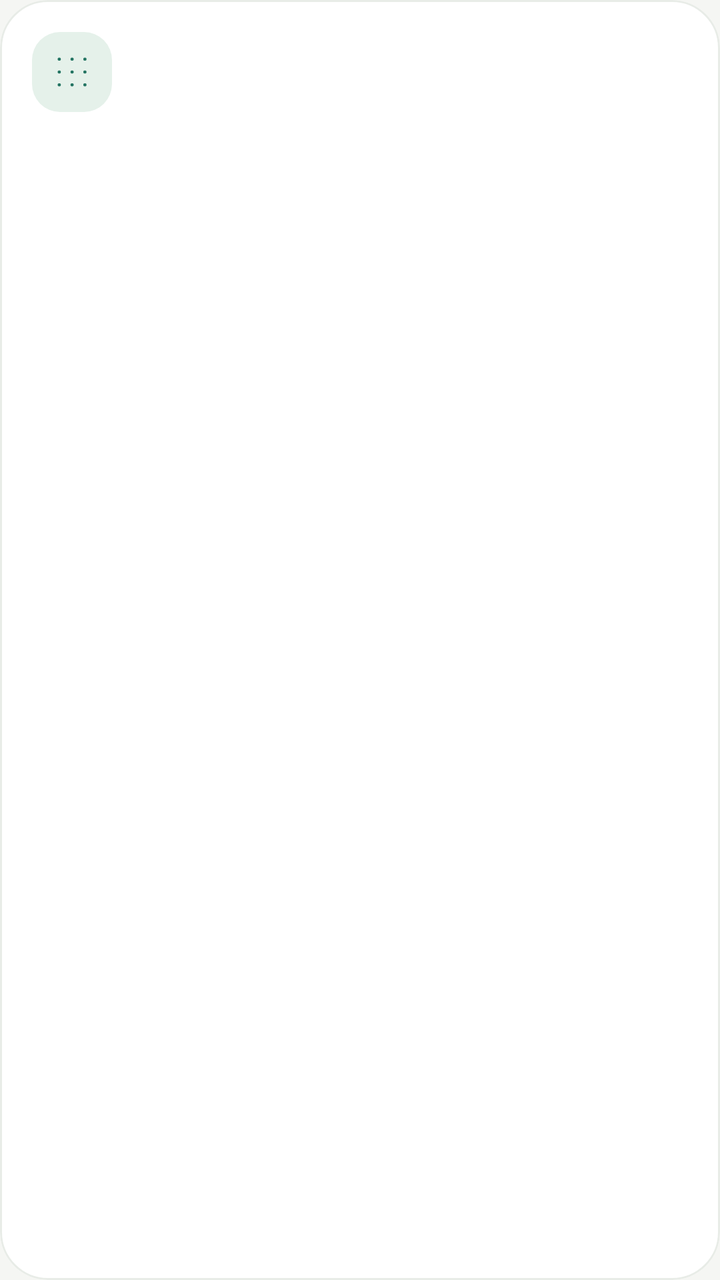
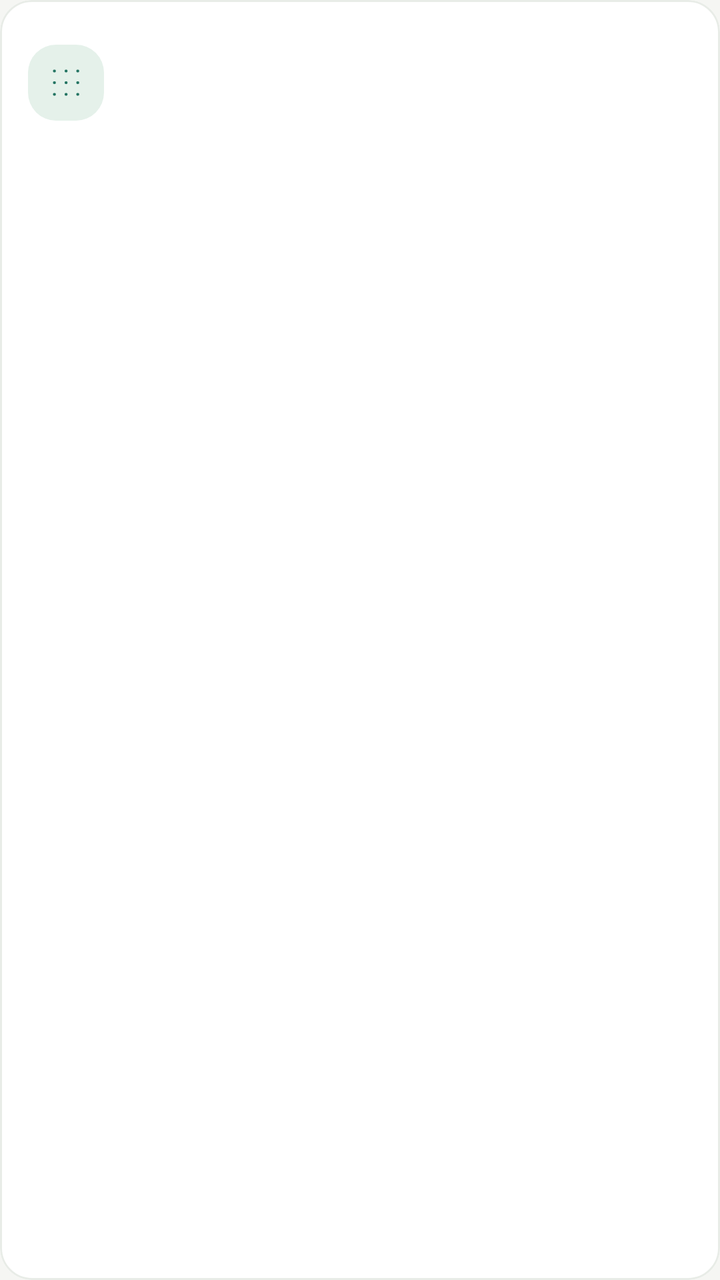

Before-and-after screenshots of an Android layout around one commit, followed by the original layout XML and the change that was made.
<!-- AndroidManifest.xml: application theme Theme.LightLedger -->
<!-- res/layout/row_transaction.xml -->
<com.google.android.material.card.MaterialCardView xmlns:android="http://schemas.android.com/apk/res/android" style="@style/LedgerCard" android:layout_width="match_parent" android:layout_height="wrap_content" android:layout_marginBottom="10dp" android:clickable="true" android:focusable="true">
    <LinearLayout android:layout_width="match_parent" android:layout_height="wrap_content" android:orientation="vertical" android:padding="16dp">
        <LinearLayout android:layout_width="match_parent" android:layout_height="wrap_content" android:gravity="center_vertical">
            <ImageView android:id="@+id/categoryIcon" android:layout_width="40dp" android:layout_height="40dp" android:background="@drawable/bg_badge" android:padding="9dp" android:src="@drawable/ic_other" android:importantForAccessibility="no"/>
            <TextView android:id="@+id/title" android:layout_width="0dp" android:layout_height="wrap_content" android:layout_marginStart="12dp" android:layout_weight="1" android:ellipsize="end" android:maxLines="2" android:textColor="?attr/colorOnSurface" android:textSize="16sp" android:fontFamily="sans-serif-medium"/>
            <CheckBox android:id="@+id/selectionCheck" android:layout_width="48dp" android:layout_height="48dp" android:clickable="false" android:focusable="false" android:importantForAccessibility="no" android:visibility="gone"/>
        </LinearLayout>
        <TextView android:id="@+id/subtitle" style="@style/LedgerCaption" android:layout_width="match_parent" android:layout_height="wrap_content" android:layout_marginTop="12dp"/>
        <TextView android:id="@+id/notePreview" style="@style/LedgerCaption" android:layout_width="match_parent" android:layout_height="wrap_content" android:layout_marginTop="8dp" android:maxLines="2" android:ellipsize="end" android:visibility="gone" />
        <LinearLayout android:layout_width="match_parent" android:layout_height="wrap_content" android:layout_marginTop="5dp" android:gravity="center_vertical">
            <TextView android:id="@+id/timestamp" style="@style/LedgerCaption" android:layout_width="0dp" android:layout_height="wrap_content" android:layout_weight="1" android:textSize="11sp"/>
            <TextView android:id="@+id/amount" android:layout_width="wrap_content" android:layout_height="wrap_content" android:layout_marginStart="8dp" android:textColor="?attr/colorOnSurface" android:textSize="20sp" android:fontFamily="sans-serif-medium"/>
        </LinearLayout>
    </LinearLayout>
</com.google.android.material.card.MaterialCardView>
<!-- resources referenced by this layout -->
<resources>
  <!-- drawable bg_badge (drawable) -->
  <shape xmlns:android="http://schemas.android.com/apk/res/android"><solid android:color="?attr/ledgerSoft"/><corners android:radius="14dp"/></shape>
  <!-- drawable ic_other (drawable) -->
  <vector xmlns:android="http://schemas.android.com/apk/res/android" android:width="24dp" android:height="24dp" android:viewportWidth="24" android:viewportHeight="24"><path android:pathData="M5,5 L5.1,5 M12,5 L12.1,5 M19,5 L19.1,5 M5,12 L5.1,12 M12,12 L12.1,12 M19,12 L19.1,12 M5,19 L5.1,19 M12,19 L12.1,19 M19,19 L19.1,19" android:fillColor="@android:color/transparent" android:strokeColor="?attr/colorPrimary" android:strokeWidth="1.7" android:strokeLineCap="round" android:strokeLineJoin="round"/></vector>
  <style name="LedgerCaption"><item name="android:textColor">?attr/ledgerMuted</item><item name="android:textSize">13sp</item><item name="android:lineSpacingExtra">3dp</item></style>
  <style name="LedgerCard" parent="Widget.MaterialComponents.CardView">
          <item name="cardCornerRadius">24dp</item><item name="cardElevation">0dp</item><item name="cardBackgroundColor">@color/white</item>
          <item name="strokeColor">?attr/ledgerBorder</item><item name="strokeWidth">1dp</item>
      </style>
  <color name="white">#FFFFFF</color>
  <color name="ledger_teal">#237462</color>
  <color name="ledger_teal_dark">#184D40</color>
  <color name="ledger_ink">#1C302B</color>
  <color name="ledger_background">#F5F6F3</color>
  <color name="ledger_teal_soft">#E5F1EA</color>
  <color name="ledger_muted">#697A73</color>
  <color name="ledger_border">#E8ECE7</color>
  <style name="LedgerWindowAnimation" parent="android:style/Animation.Activity">
          <item name="android:activityOpenEnterAnimation">@null</item>
          <item name="android:activityOpenExitAnimation">@null</item>
          <item name="android:activityCloseEnterAnimation">@null</item>
          <item name="android:activityCloseExitAnimation">@null</item>
      </style>
  <style name="LedgerButton" parent="Widget.MaterialComponents.Button">
          <item name="cornerRadius">16dp</item><item name="android:minHeight">52dp</item><item name="android:textAllCaps">false</item>
          <item name="android:textSize">15sp</item><item name="android:fontFamily">sans-serif-medium</item><item name="android:paddingHorizontal">16dp</item>
          <item name="android:insetTop">3dp</item><item name="android:insetBottom">3dp</item>
      </style>
  <style name="LedgerInput" parent="Widget.MaterialComponents.TextInputLayout.OutlinedBox">
          <item name="boxCornerRadiusTopStart">14dp</item><item name="boxCornerRadiusTopEnd">14dp</item><item name="boxCornerRadiusBottomStart">14dp</item><item name="boxCornerRadiusBottomEnd">14dp</item>
          <item name="boxBackgroundColor">@color/white</item><item name="boxStrokeColor">?attr/colorPrimary</item>
      </style>
  <!-- unchanged entries left out for length: 1 -->
</resources>

<!-- the commit's change to res/layout/row_transaction.xml (unified diff, before → after) -->
@@ -1,15 +1,89 @@
-<com.google.android.material.card.MaterialCardView xmlns:android="http://schemas.android.com/apk/res/android" style="@style/LedgerCard" android:layout_width="match_parent" android:layout_height="wrap_content" android:layout_marginBottom="10dp" android:clickable="true" android:focusable="true">
-    <LinearLayout android:layout_width="match_parent" android:layout_height="wrap_content" android:orientation="vertical" android:padding="16dp">
-        <LinearLayout android:layout_width="match_parent" android:layout_height="wrap_content" android:gravity="center_vertical">
-            <ImageView android:id="@+id/categoryIcon" android:layout_width="40dp" android:layout_height="40dp" android:background="@drawable/bg_badge" android:padding="9dp" android:src="@drawable/ic_other" android:importantForAccessibility="no"/>
-            <TextView android:id="@+id/title" android:layout_width="0dp" android:layout_height="wrap_content" android:layout_marginStart="12dp" android:layout_weight="1" android:ellipsize="end" android:maxLines="2" android:textColor="?attr/colorOnSurface" android:textSize="16sp" android:fontFamily="sans-serif-medium"/>
-            <CheckBox android:id="@+id/selectionCheck" android:layout_width="48dp" android:layout_height="48dp" android:clickable="false" android:focusable="false" android:importantForAccessibility="no" android:visibility="gone"/>
+<?xml version="1.0" encoding="utf-8"?>
+<com.google.android.material.card.MaterialCardView xmlns:android="http://schemas.android.com/apk/res/android"
+    xmlns:app="http://schemas.android.com/apk/res-auto"
+    style="@style/LedgerCard"
+    android:layout_width="match_parent"
+    android:layout_height="wrap_content"
+    android:layout_marginBottom="8dp"
+    android:clickable="true"
+    android:focusable="true"
+    app:cardCornerRadius="16dp">
+    <LinearLayout
+        android:layout_width="match_parent"
+        android:layout_height="wrap_content"
+        android:gravity="center_vertical"
+        android:orientation="horizontal"
+        android:paddingHorizontal="14dp"
+        android:paddingVertical="12dp">
+        <ImageView
+            android:id="@+id/categoryIcon"
+            android:layout_width="38dp"
+            android:layout_height="38dp"
+            android:background="@drawable/bg_badge"
+            android:importantForAccessibility="no"
+            android:padding="9dp"
+            android:src="@drawable/ic_other" />
+        <CheckBox
+            android:id="@+id/selectionCheck"
+            android:layout_width="40dp"
+            android:layout_height="48dp"
+            android:clickable="false"
+            android:focusable="false"
+            android:importantForAccessibility="no"
+            android:visibility="gone" />
+        <LinearLayout
+            android:layout_width="0dp"
+            android:layout_height="wrap_content"
+            android:layout_marginStart="12dp"
+            android:layout_weight="1"
+            android:orientation="vertical">
+            <TextView
+                android:id="@+id/title"
+                android:layout_width="match_parent"
+                android:layout_height="wrap_content"
+                android:ellipsize="end"
+                android:fontFamily="sans-serif-medium"
+                android:maxLines="2"
+                android:textColor="?attr/colorOnSurface"
+                android:textSize="16sp" />
+            <TextView
+                android:id="@+id/subtitle"
+                style="@style/LedgerCaption"
+                android:layout_width="match_parent"
+                android:layout_height="wrap_content"
+                android:layout_marginTop="3dp"
+                android:ellipsize="end"
+                android:maxLines="1"
+                android:textSize="12sp" />
+            <TextView
+                android:id="@+id/notePreview"
+                style="@style/LedgerCaption"
+                android:layout_width="match_parent"
+                android:layout_height="wrap_content"
+                android:layout_marginTop="3dp"
+                android:ellipsize="end"
+                android:maxLines="2"
+                android:textSize="12sp"
+                android:visibility="gone" />
+            <TextView
+                android:id="@+id/timestamp"
+                style="@style/LedgerCaption"
+                android:layout_width="match_parent"
+                android:layout_height="wrap_content"
+                android:layout_marginTop="3dp"
+                android:maxLines="1"
+                android:textSize="11sp" />
         </LinearLayout>
-        <TextView android:id="@+id/subtitle" style="@style/LedgerCaption" android:layout_width="match_parent" android:layout_height="wrap_content" android:layout_marginTop="12dp"/>
-        <TextView android:id="@+id/notePreview" style="@style/LedgerCaption" android:layout_width="match_parent" android:layout_height="wrap_content" android:layout_marginTop="8dp" android:maxLines="2" android:ellipsize="end" android:visibility="gone" />
-        <LinearLayout android:layout_width="match_parent" android:layout_height="wrap_content" android:layout_marginTop="5dp" android:gravity="center_vertical">
-            <TextView android:id="@+id/timestamp" style="@style/LedgerCaption" android:layout_width="0dp" android:layout_height="wrap_content" android:layout_weight="1" android:textSize="11sp"/>
-            <TextView android:id="@+id/amount" android:layout_width="wrap_content" android:layout_height="wrap_content" android:layout_marginStart="8dp" android:textColor="?attr/colorOnSurface" android:textSize="20sp" android:fontFamily="sans-serif-medium"/>
-        </LinearLayout>
+        <TextView
+            android:id="@+id/amount"
+            android:layout_width="wrap_content"
+            android:layout_height="wrap_content"
+            android:layout_marginStart="8dp"
+            android:fontFamily="sans-serif-medium"
+            android:fontFeatureSettings="tnum"
+            android:gravity="end"
+            android:maxLines="1"
+            android:textColor="?attr/colorOnSurface"
+            android:textSize="19sp" />
     </LinearLayout>
 </com.google.android.material.card.MaterialCardView>
<!-- resource entries referenced after the edit -->
@@ -6,7 +6,7 @@
   <vector xmlns:android="http://schemas.android.com/apk/res/android" android:width="24dp" android:height="24dp" android:viewportWidth="24" android:viewportHeight="24"><path android:pathData="M5,5 L5.1,5 M12,5 L12.1,5 M19,5 L19.1,5 M5,12 L5.1,12 M12,12 L12.1,12 M19,12 L19.1,12 M5,19 L5.1,19 M12,19 L12.1,19 M19,19 L19.1,19" android:fillColor="@android:color/transparent" android:strokeColor="?attr/colorPrimary" android:strokeWidth="1.7" android:strokeLineCap="round" android:strokeLineJoin="round"/></vector>
   <style name="LedgerCaption"><item name="android:textColor">?attr/ledgerMuted</item><item name="android:textSize">13sp</item><item name="android:lineSpacingExtra">3dp</item></style>
   <style name="LedgerCard" parent="Widget.MaterialComponents.CardView">
-          <item name="cardCornerRadius">24dp</item><item name="cardElevation">0dp</item><item name="cardBackgroundColor">@color/white</item>
+          <item name="cardCornerRadius">18dp</item><item name="cardElevation">0dp</item><item name="cardBackgroundColor">@color/white</item>
           <item name="strokeColor">?attr/ledgerBorder</item><item name="strokeWidth">1dp</item>
       </style>
   <color name="white">#FFFFFF</color>
@@ -24,7 +24,7 @@
           <item name="android:activityCloseExitAnimation">@null</item>
       </style>
   <style name="LedgerButton" parent="Widget.MaterialComponents.Button">
-          <item name="cornerRadius">16dp</item><item name="android:minHeight">52dp</item><item name="android:textAllCaps">false</item>
+          <item name="cornerRadius">14dp</item><item name="android:minHeight">52dp</item><item name="android:textAllCaps">false</item>
           <item name="android:textSize">15sp</item><item name="android:fontFamily">sans-serif-medium</item><item name="android:paddingHorizontal">16dp</item>
           <item name="android:insetTop">3dp</item><item name="android:insetBottom">3dp</item>
       </style>
